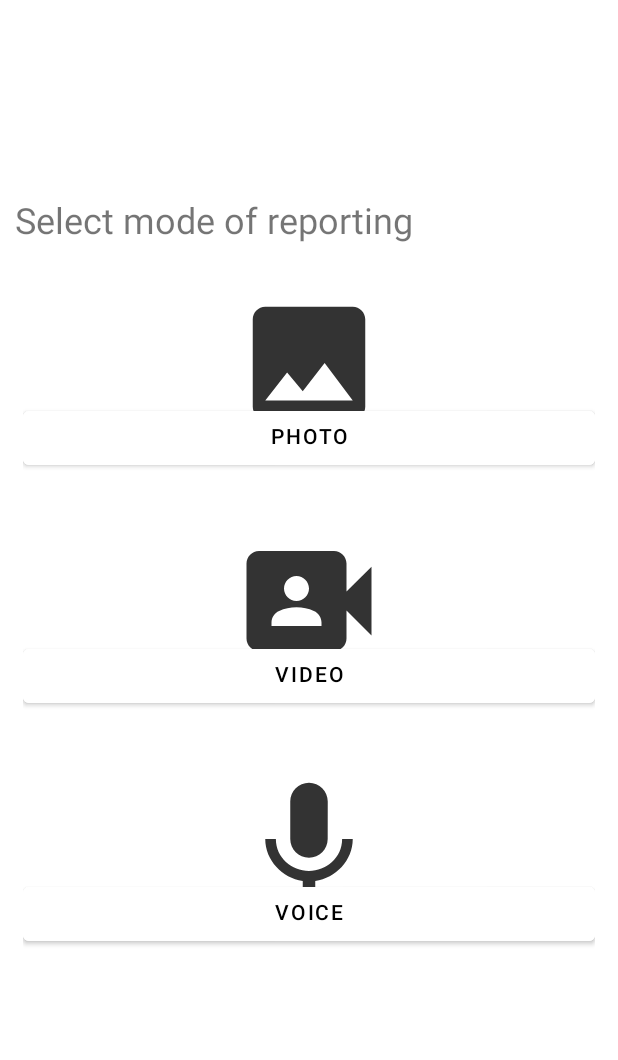
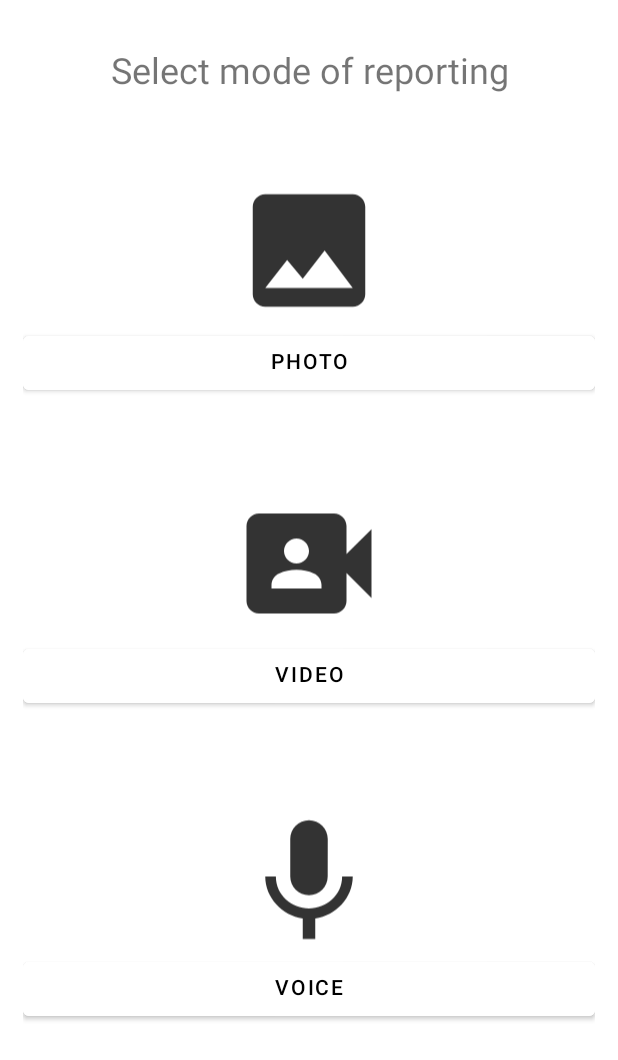
Before and after one commit to Maxpein22/E-ligas, an Android app: the SubmitReport screen opened directly, with no data from a screen before it, on a phone screen of 412 x 824 dp. Shown: the top 1060 px of the screen. Run offline under Robolectric (Android 15) with nearby library versions, the phone set to English and light mode, and no system bars; our stand-ins replace Firebase (no records; nobody signed in at launch, a user with empty details on screens opened directly), FlexboxLayout; pictures from the network do not load; 1 statement that could not run was skipped.

Commit message:
add voice reporting

```diff
--- a/app/src/main/AndroidManifest.xml
+++ b/app/src/main/AndroidManifest.xml
@@ -13,7 +13,8 @@
     <uses-permission android:name="android.permission.ACCESS_COARSE_LOCATION" />
     <uses-permission android:name="android.permission.READ_EXTERNAL_STORAGE" />
     <uses-permission android:name="android.permission.WRITE_EXTERNAL_STORAGE" />
-
+    <uses-permission android:name="android.permission.MANAGE_EXTERNAL_STORAGE" />
+    <uses-permission android:name="android.permission.RECORD_AUDIO" />
     <application
         android:allowBackup="true"
         android:dataExtractionRules="@xml/data_extraction_rules"
--- a/app/src/main/java/com/example/app_e_ligas/SplashActivity.java
+++ b/app/src/main/java/com/example/app_e_ligas/SplashActivity.java
@@ -50,7 +50,7 @@ public class SplashActivity extends AppCompatActivity {
                 } catch (InterruptedException e) {
                     e.printStackTrace();
                 } finally {
-//                    Intent intent = new Intent(SplashActivity.this, DashboardActivity.class);
+//                    Intent intent = new Intent(SplashActivity.this, barangay_emergencyActivity.class);
 
                     Intent intent = new Intent(SplashActivity.this, WecolmeAcvtivity.class);
                     startActivity(intent);
--- a/app/src/main/res/layout/activity_submit_report.xml
+++ b/app/src/main/res/layout/activity_submit_report.xml
@@ -14,10 +14,11 @@
         android:layout_width="match_parent"
         android:layout_height="wrap_content"
         android:orientation="vertical"
-        android:layout_marginTop="120dp">
+        android:layout_marginTop="20dp">
 
         <TextView
-            android:layout_width="wrap_content"
+            android:layout_width="match_parent"
+            android:textAlignment="center"
             android:layout_height="wrap_content"
             android:textSize="24sp"
             android:text="Select mode of reporting" />
@@ -43,7 +44,7 @@
             <ImageView
                 android:id="@+id/image1"
                 android:layout_width="100dp"
-                android:layout_height="100dp"
+                android:layout_height="150dp"
                 android:layout_centerInParent="true"
                 android:src="@drawable/ic_photo" />
         </RelativeLayout>
@@ -69,7 +70,7 @@
             <ImageView
                 android:id="@+id/image2"
                 android:layout_width="100dp"
-                android:layout_height="100dp"
+                android:layout_height="150dp"
                 android:layout_centerInParent="true"
                 android:src="@drawable/ic_video" />
         </RelativeLayout>
@@ -95,7 +96,7 @@
             <ImageView
                 android:id="@+id/image3"
                 android:layout_width="100dp"
-                android:layout_height="100dp"
+                android:layout_height="150dp"
                 android:layout_centerInParent="true"
                 android:src="@drawable/ic_voice" />
         </RelativeLayout>
@@ -105,11 +106,36 @@
 
     <com.google.android.flexbox.FlexboxLayout
        android:id="@+id/submitReportContainer"
-       android:visibility="gone"
        android:layout_width="match_parent"
        android:layout_height="wrap_content"
        app:flexDirection="column"
+        android:visibility="gone"
        >
+        <RelativeLayout xmlns:android="http://schemas.android.com/apk/res/android"
+            xmlns:tools="http://schemas.android.com/tools"
+            android:id="@+id/voicePlayContainer"
+            android:visibility="gone"
+            android:layout_width="match_parent"
+            android:layout_height="match_parent"
+            android:padding="16dp"
+            tools:context=".MainActivity">
+
+            <Button
+                android:id="@+id/play_button"
+                android:layout_width="wrap_content"
+                android:layout_height="wrap_content"
+                android:text="Play Audio"
+                android:layout_centerHorizontal="true"/>
+
+            <SeekBar
+                android:id="@+id/seek_bar"
+                android:layout_width="match_parent"
+                android:layout_height="wrap_content"
+                android:layout_below="@id/play_button"
+                android:layout_marginTop="16dp"
+                android:max="100"
+                android:progress="0"/>
+        </RelativeLayout>
        <VideoView
            android:layout_width="match_parent"
            android:layout_height="350dp"
```
Also changed, not shown: app/src/main/java/com/example/app_e_ligas/AudioRecordTest.java (added, +187 -0 lines), app/src/main/java/com/example/app_e_ligas/AudioRecorder.java (added, +62 -0 lines), app/src/main/java/com/example/app_e_ligas/NativeVoiceRecorder.java (added, +53 -0 lines), app/src/main/java/com/example/app_e_ligas/SubmitReport.java (+93 -10 lines).
